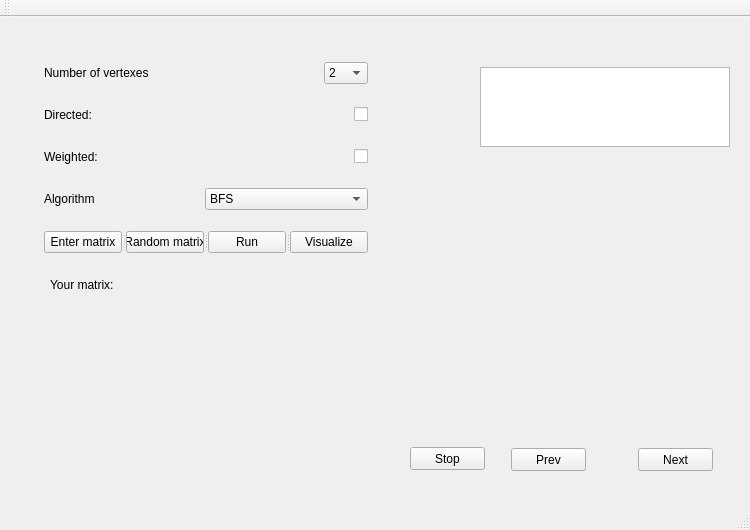
Qt form LabWork2/Lab2/mainwindow.ui (JuliaNortman/LabWorksSem2) before a commit.
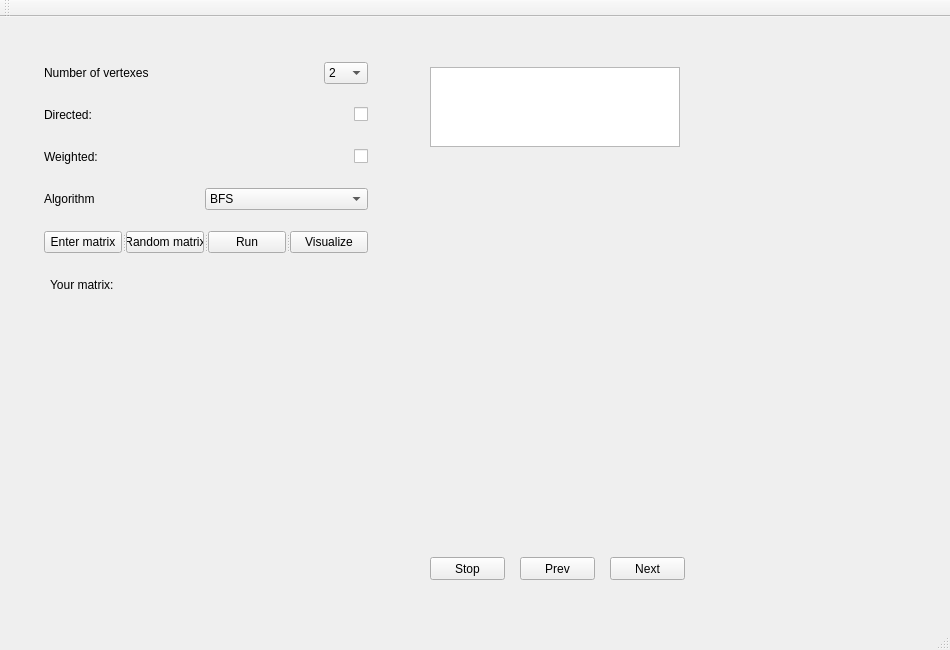
The same form after that commit.

Commit message: Adding scroll to the visualization

```diff
--- a/LabWork2/Lab2/mainwindow.ui
+++ b/LabWork2/Lab2/mainwindow.ui
@@ -6,8 +6,8 @@
    <rect>
     <x>0</x>
     <y>0</y>
-    <width>750</width>
-    <height>530</height>
+    <width>950</width>
+    <height>650</height>
    </rect>
   </property>
   <property name="windowTitle">
@@ -58,7 +58,7 @@
    <widget class="QTextBrowser" name="resultTextBrowser">
     <property name="geometry">
      <rect>
-      <x>480</x>
+      <x>430</x>
       <y>50</y>
       <width>250</width>
       <height>80</height>
@@ -68,8 +68,8 @@
    <widget class="QPushButton" name="stopPushButton">
     <property name="geometry">
      <rect>
-      <x>410</x>
-      <y>430</y>
+      <x>430</x>
+      <y>540</y>
       <width>75</width>
       <height>23</height>
      </rect>
@@ -360,8 +360,8 @@
    <widget class="QPushButton" name="prevPushButton">
     <property name="geometry">
      <rect>
-      <x>511</x>
-      <y>431</y>
+      <x>520</x>
+      <y>540</y>
       <width>75</width>
       <height>23</height>
      </rect>
@@ -373,8 +373,8 @@
    <widget class="QPushButton" name="nextPushButton">
     <property name="geometry">
      <rect>
-      <x>638</x>
-      <y>431</y>
+      <x>610</x>
+      <y>540</y>
       <width>75</width>
       <height>23</height>
      </rect>
@@ -383,6 +383,45 @@
      <string>Next</string>
     </property>
    </widget>
+   <widget class="QScrollArea" name="scrollGraph">
+    <property name="geometry">
+     <rect>
+      <x>400</x>
+      <y>150</y>
+      <width>491</width>
+      <height>361</height>
+     </rect>
+    </property>
+    <property name="frameShape">
+     <enum>QFrame::NoFrame</enum>
+    </property>
+    <property name="widgetResizable">
+     <bool>true</bool>
+    </property>
+    <widget class="QWidget" name="scrollAreaWidgetContents">
+     <property name="geometry">
+      <rect>
+       <x>0</x>
+       <y>0</y>
+       <width>491</width>
+       <height>361</height>
+      </rect>
+     </property>
+     <widget class="QLabel" name="wait">
+      <property name="geometry">
+       <rect>
+        <x>-10</x>
+        <y>90</y>
+        <width>81</width>
+        <height>81</height>
+       </rect>
+      </property>
+      <property name="text">
+       <string/>
+      </property>
+     </widget>
+    </widget>
+   </widget>
   </widget>
   <widget class="QMenuBar" name="menuBar">
    <property name="geometry">
```
Left out of the diff: 36 changed lines with no effect on the pictures. The commit also changes 31 other files.
